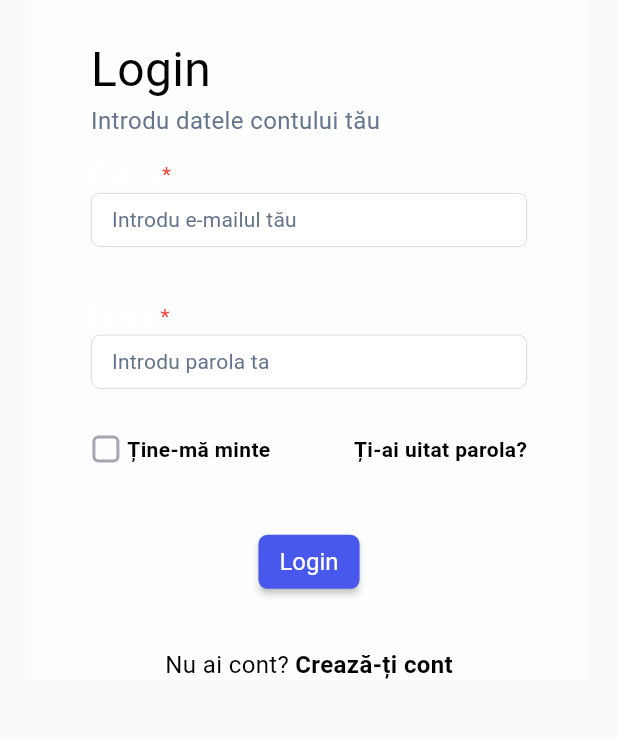
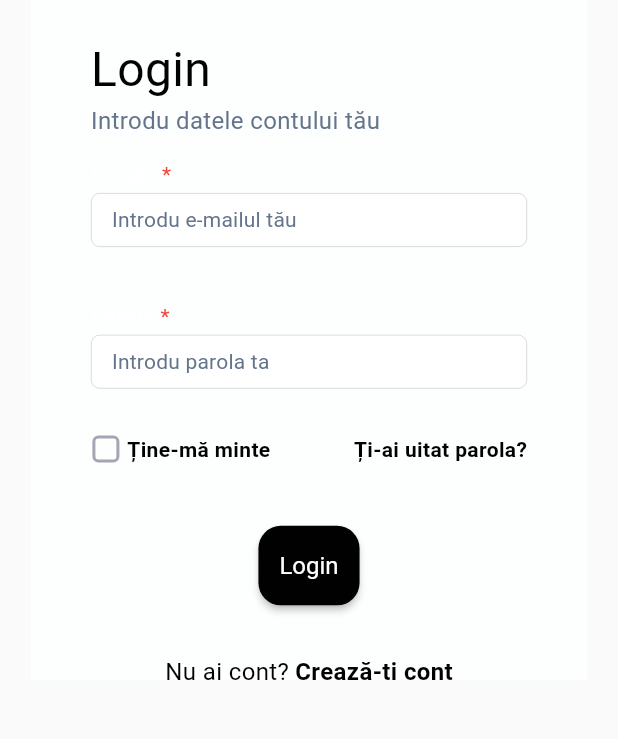
Before and after one commit to alexgiura/netopia, a Flutter app: the LoginPage screen opened by its route, on a phone screen of 412 x 824 dp, the part 371-1110 px from its top. Run offline on Flutter 3.47's test engine with Material 3 defaults, Android fonts, the phone set to English and light mode, and no system bars; our stand-ins replace calendar_date_picker2, data_table_2, firebase_core, flutter_localization, flutter_riverpod, gap and 10 more; missing offline and left inert: dart:html, dart:js, dart:js_util, syncfusion_flutter_pdfviewer; accounts and stored records are empty; network calls fail.

```diff
--- a/frontend/lib/constants/style.dart
+++ b/frontend/lib/constants/style.dart
@@ -12,6 +12,7 @@ class CustomColor {
   static const Color dark = Color(0xFF505673);
   static const Color darkest = Color(0xFF191C32);
   static const Color active = Color(0xFF4958EC);
+  static const Color greenText = Color(0xff2D8E26);
 
   // New colors&gradients from figma design
   static const LinearGradient bgPrimary = LinearGradient(colors: [
@@ -414,6 +415,22 @@ class CustomStyle {
         borderRadius: CustomStyle.customBorderRadius,
       )));
 
+  static ButtonStyle primaryBlackButton = ButtonStyle(
+    padding: MaterialStateProperty.all(
+        EdgeInsets.symmetric(horizontal: 14, vertical: 17)),
+    backgroundColor: MaterialStateProperty.all(CustomColor.textPrimary),
+    shape: MaterialStateProperty.all(RoundedRectangleBorder(
+      borderRadius: BorderRadius.circular(15),
+    )),
+    textStyle: MaterialStateProperty.all(
+      CustomStyle.buttonSemibold14(
+        color: CustomColor.textPrimary,
+      ),
+    ),
+    iconSize: MaterialStateProperty.all(18),
+    iconColor: MaterialStateProperty.all(CustomColor.white),
+  );
+
   // Container decoration
   static BoxDecoration customContainerDecoration = BoxDecoration(
     color: CustomColor.white,
--- a/frontend/lib/widgets/buttons/primary_button.dart
+++ b/frontend/lib/widgets/buttons/primary_button.dart
@@ -4,23 +4,27 @@ import 'package:flutter/material.dart';
 class PrimaryButton extends StatelessWidget {
   final String text;
   final IconData? icon;
-
+  final ButtonStyle? style;
   final VoidCallback? onPressed;
   const PrimaryButton(
-      {super.key, required this.text, this.icon, required this.onPressed});
+      {super.key,
+      required this.text,
+      this.icon,
+      required this.onPressed,
+      this.style});
 
   @override
   Widget build(BuildContext context) {
     if (icon != null) {
       return ElevatedButton.icon(
-        style: CustomStyle.activeButton,
+        style: style ?? CustomStyle.primaryBlackButton,
         label: Text(text, style: CustomStyle.primaryButtonText),
         icon: Icon(icon),
         onPressed: onPressed,
       );
     } else {
       return ElevatedButton(
-        style: CustomStyle.activeButton,
+        style: style ?? CustomStyle.primaryBlackButton,
         onPressed: onPressed,
         child: Text(text, style: CustomStyle.primaryButtonText),
       );
```
Also changed, not shown: frontend/lib/pages/document/documents_page/widgets/documents_data_table.dart (+42 -1 lines), 1 other file.
